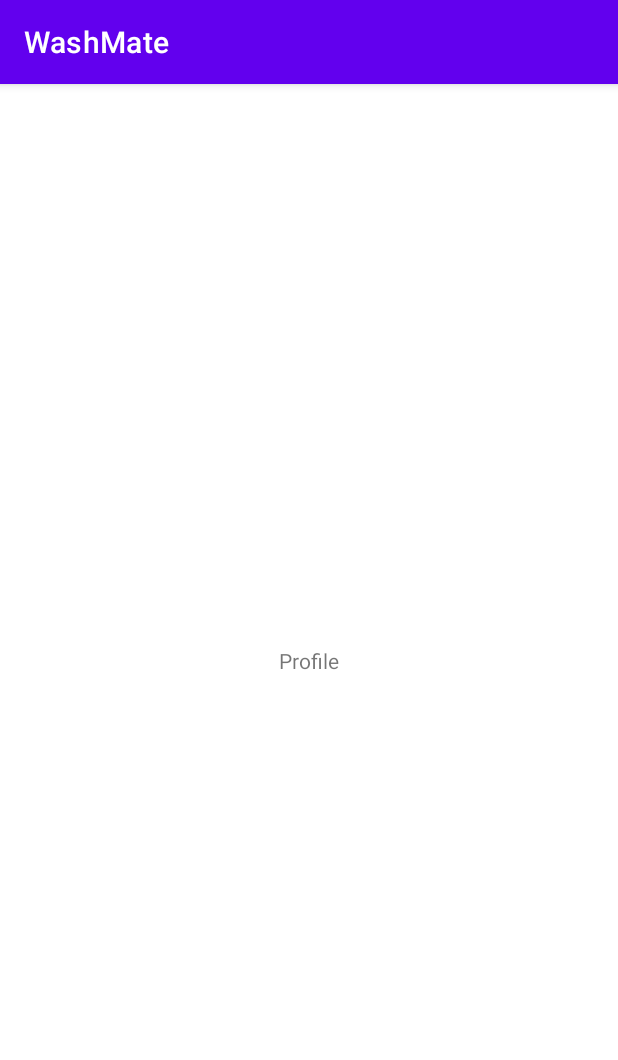
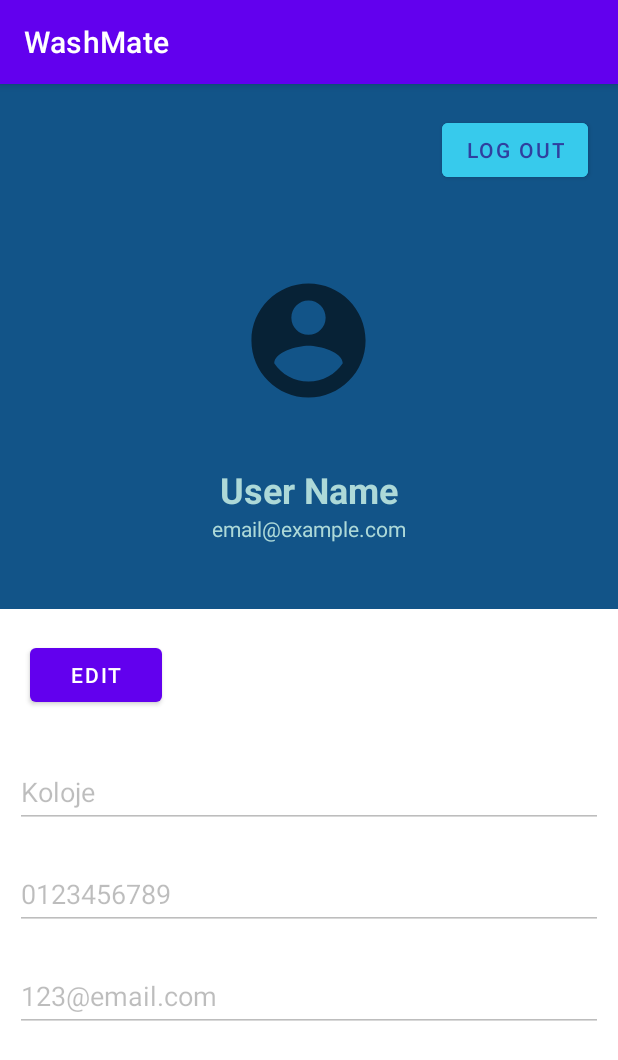
Before and after one commit to manikamkamkam/WashMate, an Android app: the fragment Profile shown on its own in the app's theme, on a phone screen of 412 x 824 dp. Shown: the top 1060 px of the screen. Run offline under Robolectric (Android 15) with nearby library versions, the phone set to English and light mode, and no system bars.

Commit message:
added profile fragment

```diff
--- /dev/null
+++ b/app/src/main/java/com/example/washmate/model/customer.java
@@ -0,0 +1,43 @@
+package com.example.washmate.model;
+
+import android.media.Image;
+
+public class customer {
+    String userName = "Koloje";
+    String phoneNo = "0123456789";
+    String emailAddress = "123@email.com";
+    Image profilePic;
+
+
+    public String getUserName() {
+        return userName;
+    }
+
+    public void setUserName(String userName) {
+        this.userName = userName;
+    }
+
+    public String getPhoneNo() {
+        return phoneNo;
+    }
+
+    public void setPhoneNo(String phoneNo) {
+        this.phoneNo = phoneNo;
+    }
+
+    public String getEmailAddress() {
+        return emailAddress;
+    }
+
+    public void setEmailAddress(String emailAddress) {
+        this.emailAddress = emailAddress;
+    }
+
+    public Image getProfilePic() {
+        return profilePic;
+    }
+
+    public void setProfilePic(Image profilePic) {
+        this.profilePic = profilePic;
+    }
+}
--- a/app/src/main/java/com/example/washmate/view/main/Profile.java
+++ b/app/src/main/java/com/example/washmate/view/main/Profile.java
@@ -1,10 +1,17 @@
 package com.example.washmate.view.main;
 
+import android.graphics.drawable.Drawable;
 import android.os.Bundle;
 import android.view.LayoutInflater;
 import android.view.View;
 import android.view.ViewGroup;
+import android.widget.Button;
+import android.widget.EditText;
+import android.widget.ImageView;
 
+import com.example.washmate.model.customer;
+import androidx.annotation.NonNull;
+import androidx.annotation.Nullable;
 import androidx.fragment.app.Fragment;
 
 import com.example.washmate.R;
@@ -27,6 +34,7 @@ public class Profile extends Fragment {
 
     public Profile() {
         // Required empty public constructor
+
     }
 
     /**
@@ -54,6 +62,7 @@ public class Profile extends Fragment {
             mParam1 = getArguments().getString(ARG_PARAM1);
             mParam2 = getArguments().getString(ARG_PARAM2);
         }
+
     }
 
     @Override
@@ -62,4 +71,44 @@ public class Profile extends Fragment {
         // Inflate the layout for this fragment
         return inflater.inflate(R.layout.customer_fragment_profile, container, false);
     }
+
+    @Override
+    public void onViewCreated(@NonNull View view, @Nullable Bundle savedInstanceState) {
+        super.onViewCreated(view, savedInstanceState);
+        EditText nameEditText = getView().findViewById(R.id.nameEditText);
+        EditText emailEditText = getView().findViewById(R.id.emailAddressEditText);
+        EditText phoeNoEditText = getView().findViewById(R.id.phoeNoEditText);
+        ImageView profilePic = getView().findViewById(R.id.profilePic);
+
+        nameEditText.setText(new customer().getUserName());
+        emailEditText.setText(new customer().getEmailAddress());
+        phoeNoEditText.setText(new customer().getPhoneNo());
+        Button editBtn = getView().findViewById(R.id.editTextBtn);
+        Button saveBtn = getView().findViewById(R.id.saveBtn);
+        editBtn.setOnClickListener(new View.OnClickListener() {
+            public void onClick(View v) {
+                nameEditText.setEnabled(true);
+                emailEditText.setEnabled(true);
+                phoeNoEditText.setEnabled(true);
+                saveBtn.setVisibility(View.VISIBLE);
+            }
+
+        });
+
+        saveBtn.setOnClickListener(new View.OnClickListener(){
+
+            public void onClick(View v)
+            {
+                nameEditText.setEnabled(false);
+                emailEditText.setEnabled(false);
+                phoeNoEditText.setEnabled(false);
+                saveBtn.setVisibility(View.GONE);
+
+            }
+        });
+
+
+
+
+    }
 }
--- a/app/src/main/res/layout/customer_activity_main.xml
+++ b/app/src/main/res/layout/customer_activity_main.xml
@@ -25,9 +25,6 @@
         android:name="androidx.navigation.fragment.NavHostFragment"
         android:layout_width="0dp"
         android:layout_height="0dp"
-        android:layout_marginStart="1dp"
-        android:layout_marginTop="1dp"
-        android:layout_marginEnd="1dp"
         app:defaultNavHost="true"
         app:layout_constraintBottom_toTopOf="@+id/customerBottomNavView"
         app:layout_constraintEnd_toEndOf="parent"
--- a/app/src/main/res/layout/customer_fragment_profile.xml
+++ b/app/src/main/res/layout/customer_fragment_profile.xml
@@ -1,18 +1,130 @@
 <?xml version="1.0" encoding="utf-8"?>
-<androidx.constraintlayout.widget.ConstraintLayout xmlns:android="http://schemas.android.com/apk/res/android"
+<LinearLayout xmlns:android="http://schemas.android.com/apk/res/android"
     xmlns:app="http://schemas.android.com/apk/res-auto"
     xmlns:tools="http://schemas.android.com/tools"
     android:layout_width="match_parent"
     android:layout_height="match_parent"
+    android:orientation="vertical"
     tools:context=".view.main.Home">
 
-    <TextView
-        android:id="@+id/textView"
-        android:layout_width="wrap_content"
+    <RelativeLayout
+        android:layout_width="match_parent"
         android:layout_height="wrap_content"
-        android:text="Profile"
-        app:layout_constraintBottom_toBottomOf="parent"
-        app:layout_constraintEnd_toEndOf="parent"
-        app:layout_constraintStart_toStartOf="parent"
-        app:layout_constraintTop_toTopOf="parent" />
-</androidx.constraintlayout.widget.ConstraintLayout>
+        android:background="@color/blue">
+
+        <LinearLayout
+            android:layout_width="match_parent"
+            android:layout_height="350dp"
+            android:orientation="vertical">
+
+            <Button
+                android:id="@+id/logOutBtn"
+                android:layout_width="wrap_content"
+                android:layout_height="wrap_content"
+                android:layout_gravity="end"
+                android:layout_marginTop="20dp"
+                android:layout_marginEnd="20dp"
+                android:backgroundTint="@color/lightBlue"
+                android:text="Log out"
+                android:textColor="#303F9F"
+                tools:ignore="TextContrastCheck" />
+
+            <ImageView
+                android:id="@+id/profilePic"
+                android:layout_width="91dp"
+                android:layout_height="126dp"
+                android:layout_gravity="center_horizontal"
+                android:layout_marginTop="40dp"
+                android:src="@drawable/profile" />
+
+            <TextView
+                android:id="@+id/userName"
+                android:layout_width="match_parent"
+                android:layout_height="wrap_content"
+                android:layout_marginTop="20dp"
+                android:text="User Name"
+                android:textAlignment="center"
+                android:textColor="@color/lightBlue2"
+                android:textSize="24sp"
+                android:textStyle="bold" />
+
+            <TextView
+                android:id="@+id/userEmail"
+                android:layout_width="match_parent"
+                android:layout_height="wrap_content"
+                android:text="email@example.com"
+                android:textAlignment="center"
+                android:textColor="@color/lightBlue2" />
+
+        </LinearLayout>
+    </RelativeLayout>
+
+    <LinearLayout
+        android:layout_width="match_parent"
+        android:layout_height="match_parent"
+        android:orientation="vertical">
+
+        <Button
+            android:id="@+id/editTextBtn"
+            android:layout_width="wrap_content"
+            android:layout_height="wrap_content"
+            android:layout_marginLeft="20dp"
+            android:layout_marginTop="20dp"
+            android:text="Edit" />
+
+        <EditText
+            android:id="@+id/nameEditText"
+            android:layout_width="match_parent"
+            android:layout_height="wrap_content"
+            android:layout_marginLeft="10dp"
+            android:layout_marginTop="30dp"
+            android:layout_marginRight="10dp"
+            android:editable="true"
+            android:ems="10"
+            android:enabled="false"
+            android:inputType="textPersonName"
+            android:minHeight="48dp"
+            android:text="Name" />
+
+        <EditText
+            android:id="@+id/phoeNoEditText"
+            android:layout_width="match_parent"
+            android:layout_height="wrap_content"
+            android:layout_marginLeft="10dp"
+            android:layout_marginTop="20dp"
+            android:layout_marginRight="10dp"
+            android:editable="true"
+            android:ems="10"
+            android:enabled="false"
+            android:inputType="textPersonName"
+            android:minHeight="48dp"
+            android:text="PhoneNo" />
+
+        <EditText
+            android:id="@+id/emailAddressEditText"
+            android:layout_width="match_parent"
+            android:layout_height="wrap_content"
+            android:layout_marginLeft="10dp"
+            android:layout_marginTop="20dp"
+            android:layout_marginRight="10dp"
+            android:editable="true"
+            android:ems="10"
+            android:enabled="false"
+            android:inputType="textPersonName"
+            android:minHeight="48dp"
+            android:text="Email Address" />
+
+        <Button
+            android:id="@+id/saveBtn"
+            android:layout_width="wrap_content"
+            android:layout_height="wrap_content"
+            android:layout_gravity="right"
+            android:layout_marginTop="20dp"
+            android:layout_marginRight="20dp"
+            android:backgroundTint="@color/lightBlue"
+            android:text="save"
+            android:visibility="gone" />
+
+    </LinearLayout>
+
+</LinearLayout>
--- a/app/src/main/res/values/colors.xml
+++ b/app/src/main/res/values/colors.xml
@@ -7,5 +7,9 @@
     <color name="teal_700">#FF018786</color>
     <color name="black">#FF000000</color>
     <color name="white">#FFFFFFFF</color>
-    <color name="blue">#0099FF</color>
+    <color name="blue">#125488</color>
+    <color name="lightBlue">#37CAEC</color>
+    <color name="lightBlue2">#ADD9D8</color>
+    <color name="tiffany">#3DD9D6</color>
+
 </resources>
```
